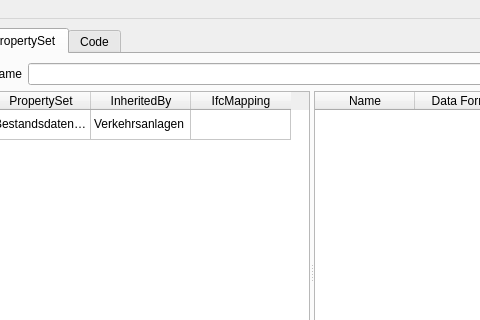
First picture: the form in desiteRuleCreator/QtDesigns/MainWindow.ui, repository c-mellueh/SOM-Toolkit, before the edit; both pictures show x 504 to 984 and y 0 to 320 of the 1157 by 495 pixel window.
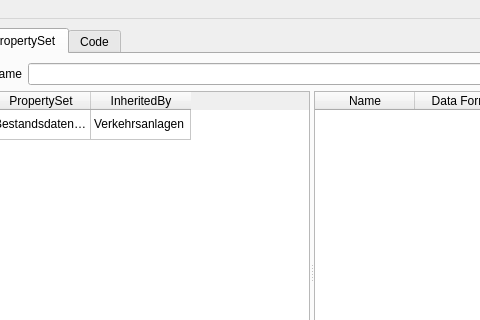
Second picture: the form after the edit.

The edit to the form file:
```diff
--- a/desiteRuleCreator/QtDesigns/MainWindow.ui
+++ b/desiteRuleCreator/QtDesigns/MainWindow.ui
@@ -260,11 +260,6 @@
               <string>InheritedBy</string>
              </property>
             </column>
-            <column>
-             <property name="text">
-              <string>IfcMapping</string>
-             </property>
-            </column>
             <item row="0" column="0">
              <property name="text">
               <string>BestandsdatenqVerkehrsanlagen</string>
```
Left out of the diff: 74 changed lines with no effect on the pictures.
